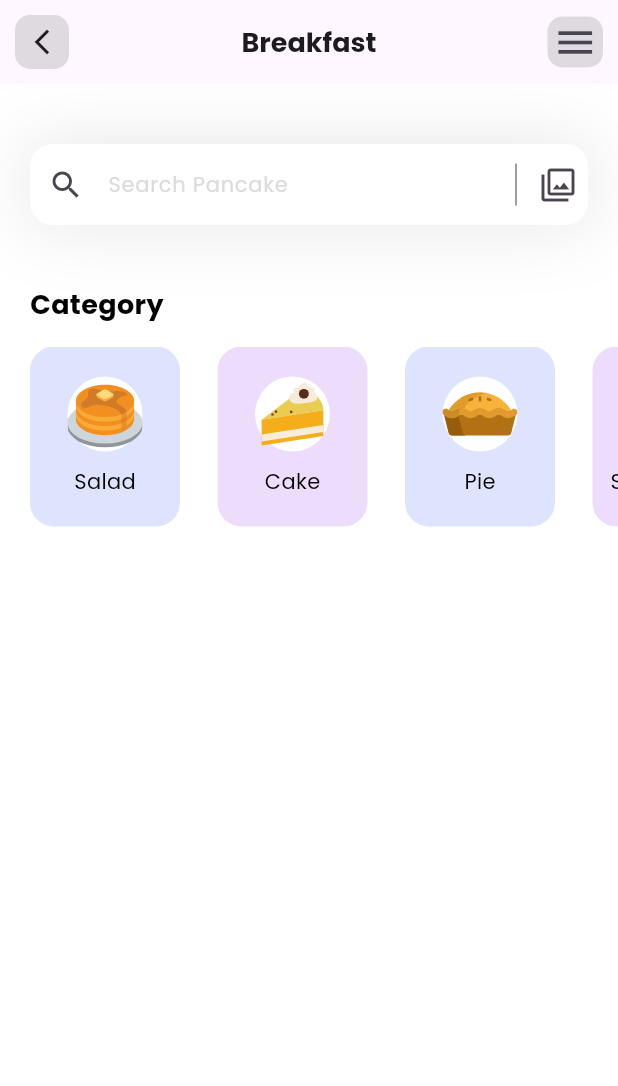
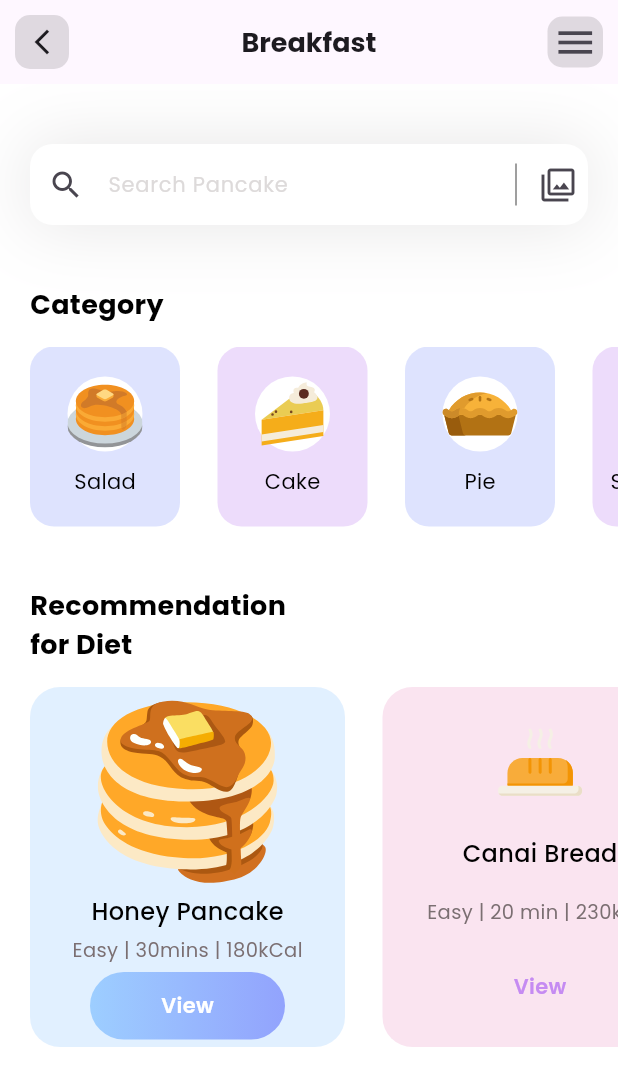
Before and after one commit to thisaraganhewa/fitness-App, a Flutter app: the screen it shows after launch, on a phone screen of 412 x 824 dp. Shown: the top 1086 px of the screen. Run offline on Flutter 3.47's test engine with Material 3 defaults, Android fonts, the phone set to English and light mode, and no system bars; our stand-ins replace flutter_svg.

Commit message:
added recomended section

```diff
--- a/lib/Pages/home.dart
+++ b/lib/Pages/home.dart
@@ -2,6 +2,7 @@ import 'package:fitness/components/appBar.dart';
 import 'package:fitness/components/categories.dart';
 import 'package:fitness/components/searchBar.dart';
 import 'package:fitness/models/category_model.dart';
+import 'package:fitness/models/diet_model.dart';
 import 'package:flutter/material.dart';
 import 'package:flutter_svg/flutter_svg.dart';
 
@@ -10,23 +11,20 @@ class Home extends StatefulWidget {
 
   @override
   State<Home> createState() => _HomeState();
-
 }
 
 class _HomeState extends State<Home> {
+  List<CategoryModel> categories = [];
+  List<DietModel> diets = [];
 
-  List<CategoryModel> categories = [];
-
-  void _getCategories(){
-
+  void _getDetails() {
     categories = CategoryModel.getCategories();
-
+    diets = DietModel.getDiets();
   }
-
 
   @override
   void initState() {
-    _getCategories();
+    _getDetails();
     super.initState();
   }
 
@@ -36,16 +34,97 @@ class _HomeState extends State<Home> {
       appBar: App_Bar(),
       backgroundColor: Colors.white,
       body: Column(
+        crossAxisAlignment: CrossAxisAlignment.start,
         children: [
           searchBar(),
           const SizedBox(
             height: 40,
           ),
-          Categories(categories)
+          Categories(categories),
+          const SizedBox(
+            height: 40,
+          ),
+          Column(
+            crossAxisAlignment: CrossAxisAlignment.start,
+            children: [
+              const Padding(
+                padding: EdgeInsets.only(left: 20),
+                child: Text(
+                  "Recommendation\nfor Diet",
+                  style: TextStyle(
+                      color: Colors.black,
+                      fontSize: 18,
+                      fontWeight: FontWeight.w800),
+                ),
+              ),
+              const SizedBox(
+                height: 15,
+              ),
+              Container(
+                height: 240,
+                //color: Colors.blue,
+                child: ListView.separated(
+                  itemBuilder: (context, index) {
+                    return Container(
+                      width: 210,
+                      decoration: BoxDecoration(
+                          color: diets[index].boxColor.withOpacity(0.3),
+                          borderRadius: BorderRadius.circular(20)),
+                      child: Column(
+                        mainAxisAlignment: MainAxisAlignment.spaceEvenly,
+                        children: [
+                          SvgPicture.asset(diets[index].iconPath),
+                          Text(
+                            diets[index].name,
+                            style: const TextStyle(
+                              fontWeight: FontWeight.w500,
+                              color: Colors.black,
+                              fontSize: 16
+                            ),
+                          ),
+                          Text(
+                            "${diets[index].level} | ${diets[index].duration} | ${diets[index].calorie}",
+                            style: const TextStyle(
+                              color: Color(0xff7B6F72),
+                              fontSize: 13,
+                              fontWeight: FontWeight.w400
+                            ),
+                          ),
+                          Container(
+                            height: 45,
+                            width: 130,
+                            decoration: BoxDecoration(
+                              gradient: LinearGradient(colors: [
+                                diets[index].viewIsSelected ? const Color(0xff9DCEFF): Colors.transparent,
+                                diets[index].viewIsSelected? const Color(0xff92A3FD): Colors.transparent
+                              ]),
+                              borderRadius: BorderRadius.circular(50)
+                            ),
+                            child: Center(
+                              child: Text("View", style: TextStyle(
+                                color: diets[index].viewIsSelected ? Colors.white : const Color(0xffC58BF2),
+                                fontWeight: FontWeight.w600,
+                                fontSize: 14
+                              ),),
+                            ),
+                          )
+                        ],
+                      ),
+                    );
+                  },
+                  separatorBuilder: (context, index) => const SizedBox(
+                    width: 25,
+                  ),
+                  itemCount: diets.length,
+                  scrollDirection: Axis.horizontal,
+                  padding: const EdgeInsets.only( left: 20, right: 20),
+
+                ),
+              )
+            ],
+          )
         ],
       ),
     );
   }
-
-
 }
--- a/lib/models/diet_model.dart
+++ b/lib/models/diet_model.dart
@@ -1,9 +1,12 @@
+import 'package:flutter/material.dart';
+
 class DietModel {
   String name;
   String iconPath;
   String level;
   String duration;
   String calorie;
+  Color boxColor;
   bool viewIsSelected;
 
   DietModel(
@@ -12,6 +15,7 @@ class DietModel {
       required this.level,
       required this.duration,
       required this.calorie,
+      required this.boxColor,
       required this.viewIsSelected});
 
   static List<DietModel> getDiets() {
@@ -23,12 +27,19 @@ class DietModel {
       level: "Easy",
       duration: "30mins",
       calorie: "180kCal",
+      boxColor: const Color(0xff9DCEFF),
       viewIsSelected: true,
     ));
 
-
+    diets.add(DietModel(
+        name: 'Canai Bread',
+        iconPath: 'assets/icons/canai-bread.svg',
+        level: "Easy",
+        duration: "20 min",
+        calorie: "230kcal",
+        boxColor: const Color(0xffEEA4CE),
+        viewIsSelected: false));
 
     return diets;
-
   }
 }
```
Also changed, not shown: assets/icons/canai-bread.svg (added).
